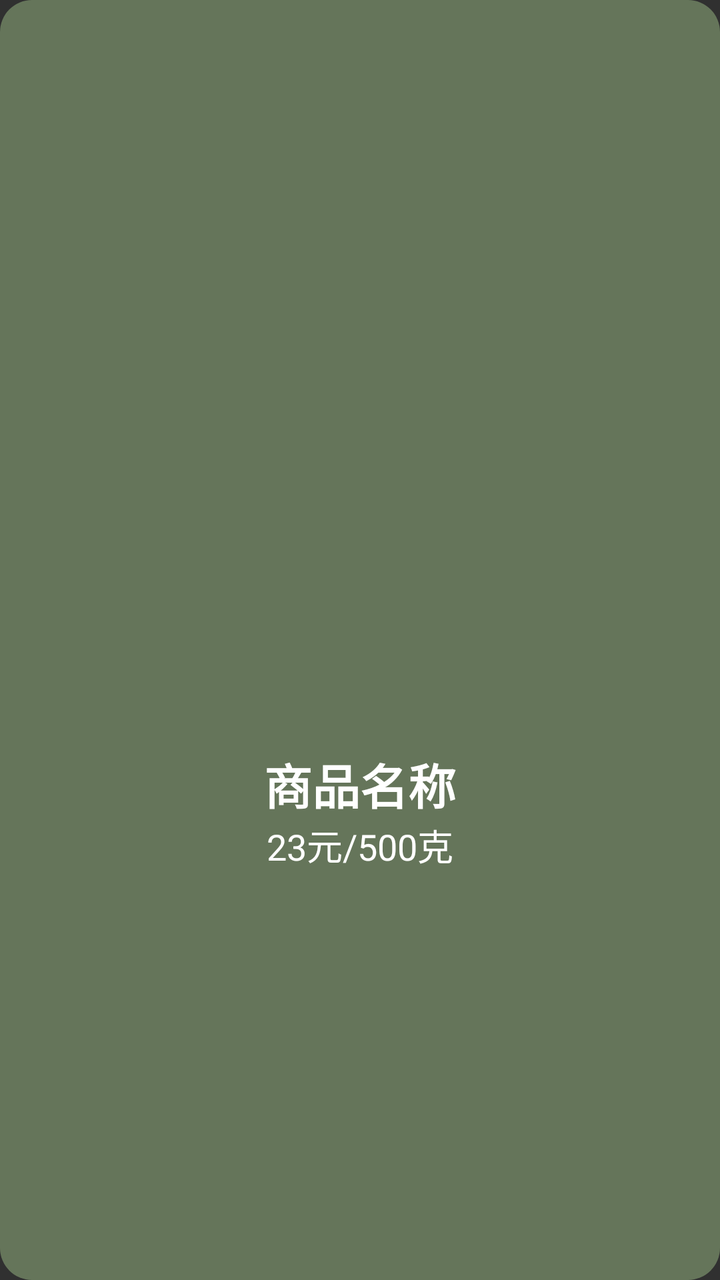
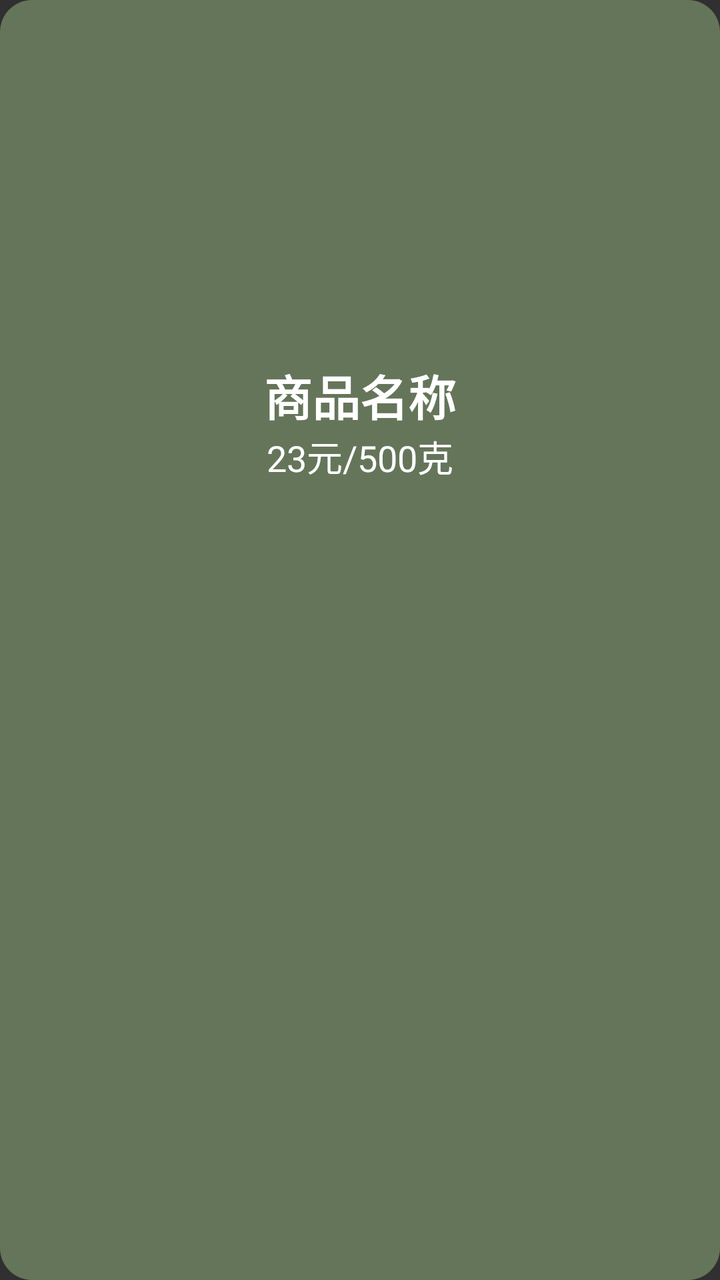

Before-and-after screenshots of an Android layout around one commit, followed by the original layout XML and the change that was made.
<!-- AndroidManifest.xml: application theme Base.Theme.UHMCS -->
<!-- res/layout/item_groupon_goods.xml -->
<?xml version="1.0" encoding="utf-8"?>
<LinearLayout xmlns:android="http://schemas.android.com/apk/res/android"
    android:orientation="vertical"
    android:layout_width="match_parent"
    android:layout_marginRight="5dp"
    android:layout_height="wrap_content"
    android:layout_gravity="center"
    android:layout_marginTop="5dp"
    android:background="@drawable/shop_btn_bg"
    android:gravity="center"
    android:minHeight="300dp">


    <ImageView
        android:layout_marginTop="@dimen/dp_10"
        android:id="@+id/image"
        android:layout_width="match_parent"
        android:layout_height="180dp"
        android:background="@drawable/imageview_round_corner"
        android:scaleType="fitXY"
        android:visibility="visible"
        android:layout_gravity="center_horizontal"/>
    <LinearLayout
        android:gravity="center_horizontal"
        android:layout_width="match_parent"
        android:layout_height="wrap_content"
        android:orientation="vertical">
        <TextView
            android:layout_marginTop="@dimen/dp_10"
            android:id="@+id/title"
            android:layout_width="match_parent"
            android:layout_height="wrap_content"
            android:text="商品名称"
            android:textSize="24dp"
            android:textColor="@color/white"
            android:textStyle="bold"
            android:gravity="center" />
        <TextView
            android:layout_marginTop="@dimen/dp_10"
            android:id="@+id/price"
            android:layout_width="wrap_content"
            android:layout_height="wrap_content"
            android:text="23元/500克"
            android:textColor="@color/white"
            android:textSize="18dp"
            android:layout_centerHorizontal="true"
            android:layout_alignParentBottom="true"
            android:layout_marginBottom="10dp"/>


    </LinearLayout>







</LinearLayout>
<!-- resources referenced by this layout -->
<resources>
  <color name="white">#FFFFFFFF</color>
  <!-- drawable imageview_round_corner (drawable) -->
  <?xml version="1.0" encoding="utf-8"?>
  <selector xmlns:android="http://schemas.android.com/apk/res/android">
  
      <item>
  
          <shape android:shape="rectangle">
              
              <corners
                  android:topLeftRadius="16dp"
                  android:topRightRadius="16dp" />
  
          </shape>
  
      </item>
  
  
  </selector>
  <!-- drawable shop_btn_bg (drawable) -->
  <?xml version="1.0" encoding="utf-8"?>
  <selector xmlns:android="http://schemas.android.com/apk/res/android">
      <item android:drawable="@drawable/gray_bg" android:state_pressed="true"/>
      <item android:drawable="@drawable/shop_bg" android:state_pressed="false"/>
  </selector>
  <style name="Base.Theme.UHMCS" parent="Theme.AppCompat.NoActionBar">
          
          
          <item name="android:windowFullscreen">true</item>
          <item name="android:windowContentOverlay">@null</item>
          <item name="colorControlActivated">@color/black</item> 
      </style>
  <!-- drawable gray_bg (drawable) -->
  <?xml version="1.0" encoding="UTF-8"?>
  <shape xmlns:android="http://schemas.android.com/apk/res/android"
      android:shape="rectangle" >
  
      
      <solid android:color="#FFCCCCCC" />
      
  
  
      
  
      
      <corners android:radius="16dp" />
      
  
  
  
  
  
  
  </shape>
  <!-- drawable shop_bg (drawable) -->
  <?xml version="1.0" encoding="UTF-8"?>
  <shape xmlns:android="http://schemas.android.com/apk/res/android"
      android:shape="rectangle" >
  
      
      <solid android:color="#65755a" />
      
  
  
      
  
      
      <corners android:radius="16dp" />
      
  
  
  
  
  
  
  </shape>
  <color name="black">#FF000000</color>
</resources>

<!-- the commit's change to res/layout/item_groupon_goods.xml (unified diff, before → after) -->
@@ -4,10 +4,8 @@
     android:layout_width="match_parent"
     android:layout_marginRight="5dp"
     android:layout_height="wrap_content"
-    android:layout_gravity="center"
     android:layout_marginTop="5dp"
     android:background="@drawable/shop_btn_bg"
-    android:gravity="center"
     android:minHeight="300dp">
 
 
@@ -17,7 +15,6 @@
         android:layout_width="match_parent"
         android:layout_height="180dp"
         android:background="@drawable/imageview_round_corner"
-        android:scaleType="fitXY"
         android:visibility="visible"
         android:layout_gravity="center_horizontal"/>
     <LinearLayout
